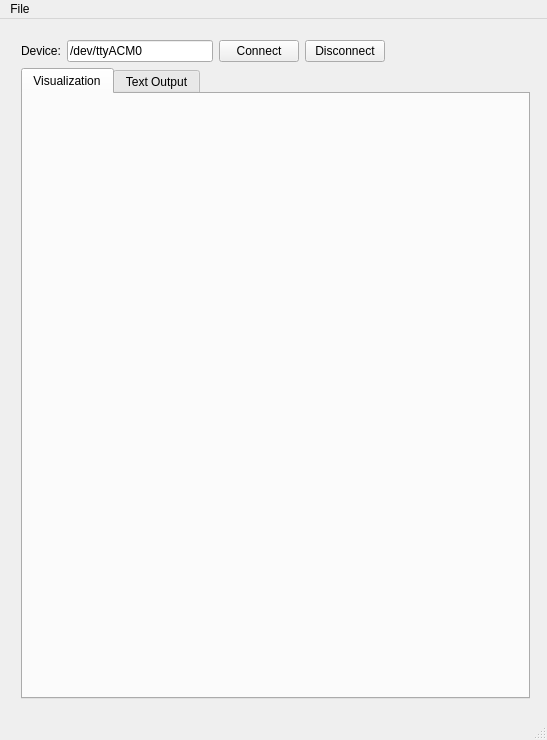
Qt form linux/GUI/glovevizmainwindow.ui (ubi-agni/TactileGlove) before a commit.
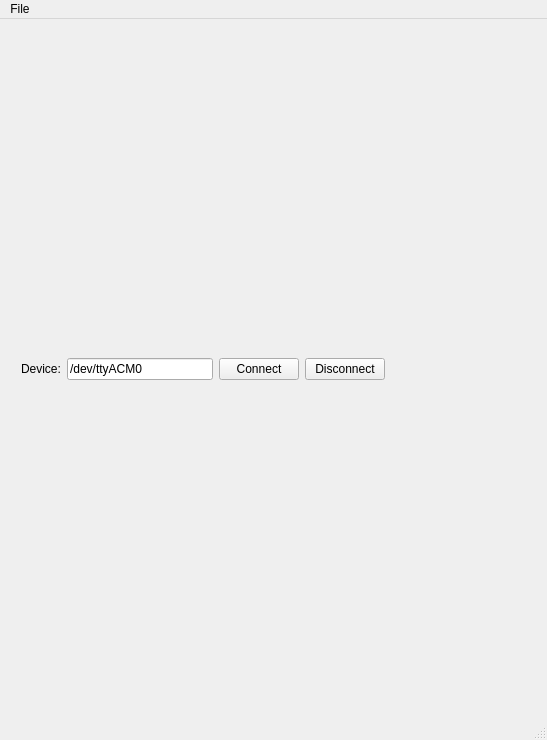
The same form after that commit.

```diff
--- a/linux/GUI/glovevizmainwindow.ui
+++ b/linux/GUI/glovevizmainwindow.ui
@@ -93,41 +93,6 @@
        </item>
       </layout>
      </item>
-     <item>
-      <widget class="QTabWidget" name="tabWidget">
-       <property name="sizePolicy">
-        <sizepolicy hsizetype="MinimumExpanding" vsizetype="MinimumExpanding">
-         <horstretch>100</horstretch>
-         <verstretch>100</verstretch>
-        </sizepolicy>
-       </property>
-       <property name="currentIndex">
-        <number>0</number>
-       </property>
-       <widget class="QWidget" name="tab">
-        <property name="sizePolicy">
-         <sizepolicy hsizetype="MinimumExpanding" vsizetype="MinimumExpanding">
-          <horstretch>0</horstretch>
-          <verstretch>0</verstretch>
-         </sizepolicy>
-        </property>
-        <attribute name="title">
-         <string>Visualization</string>
-        </attribute>
-       </widget>
-       <widget class="QWidget" name="tab_2">
-        <property name="sizePolicy">
-         <sizepolicy hsizetype="MinimumExpanding" vsizetype="MinimumExpanding">
-          <horstretch>0</horstretch>
-          <verstretch>0</verstretch>
-         </sizepolicy>
-        </property>
-        <attribute name="title">
-         <string>Text Output</string>
-        </attribute>
-       </widget>
-      </widget>
-     </item>
     </layout>
    </widget>
   </widget>
```
